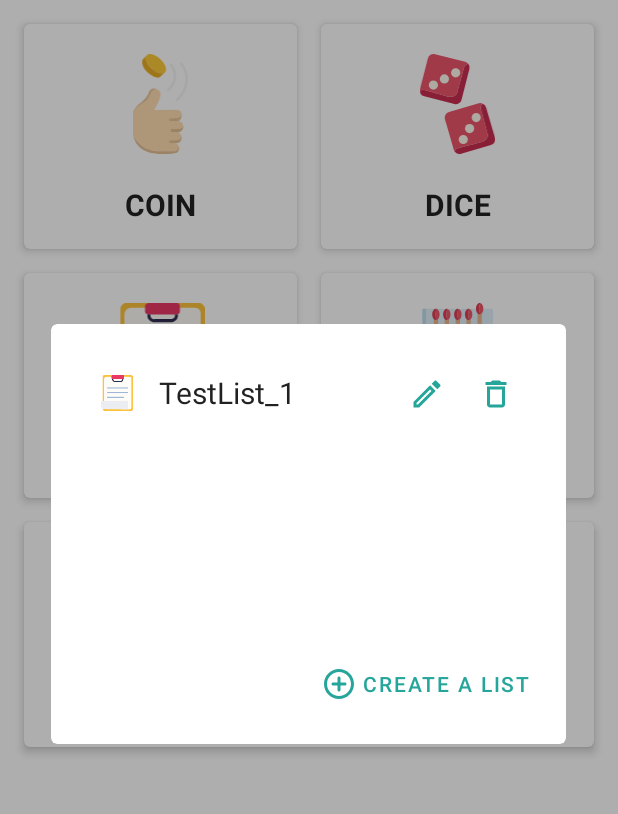
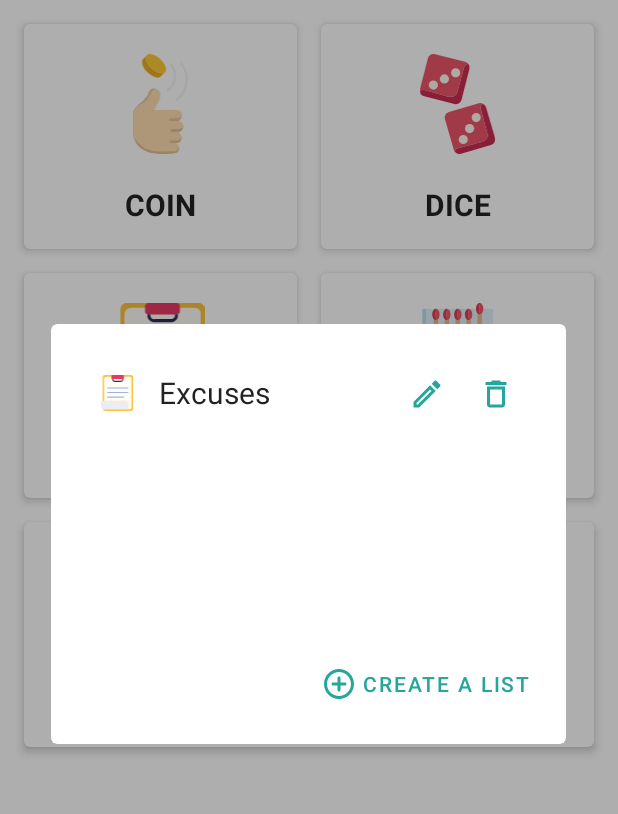
Before and after one commit to YaroslavGorbach-code/RandomGenerator, an Android app: the screen it shows after launch (MainActivity), after a tap on "LIST", on a phone screen of 412 x 824 dp, the part 84-898 px from its top. Run offline under Robolectric (Android 15) with nearby library versions, the phone set to English and light mode, and no system bars; our stand-ins replace Dagger/Hilt's generated code, Room's generated code.

Commit message:
Minor refactor and improvements

```diff
--- a/app/src/main/java/com/example/yaroslavgorbach/randomizer/MainActivity.kt
+++ b/app/src/main/java/com/example/yaroslavgorbach/randomizer/MainActivity.kt
@@ -4,6 +4,11 @@ import android.os.Bundle
 import androidx.appcompat.app.AppCompatActivity
 import androidx.fragment.app.FragmentTransaction
 import androidx.fragment.app.commit
+import androidx.lifecycle.LifecycleCoroutineScope
+import androidx.lifecycle.lifecycleScope
+import com.example.yaroslavgorbach.randomizer.data.local.ListItemEntity
+import com.example.yaroslavgorbach.randomizer.data.local.Repo
+import com.example.yaroslavgorbach.randomizer.di.appComponent
 import com.example.yaroslavgorbach.randomizer.screen.Navigation
 import com.example.yaroslavgorbach.randomizer.screen.MainFragment
 import com.example.yaroslavgorbach.randomizer.screen.coin.CoinFragment
@@ -16,10 +21,15 @@ import com.example.yaroslavgorbach.randomizer.screen.matches.CreateMatchesDialog
 import com.example.yaroslavgorbach.randomizer.screen.matches.MatchesFragment
 import com.example.yaroslavgorbach.randomizer.screen.number.CreateNumberDialog
 import com.example.yaroslavgorbach.randomizer.screen.number.NumberFragment
+import kotlinx.coroutines.launch
+import javax.inject.Inject
 
 
 class MainActivity : AppCompatActivity(), Navigation{
+
+    @Inject lateinit var repo: Repo
     override fun onCreate(savedInstanceState: Bundle?) {
+        appComponent.inject(this)
         super.onCreate(savedInstanceState)
         setContentView(R.layout.activity_main)
 
@@ -28,6 +38,27 @@ class MainActivity : AppCompatActivity(), Navigation{
                 add(R.id.main_container, MainFragment())
             }
         }
+        lifecycleScope.launch {
+            if(repo.getIsFirsOpen()){
+                repo.addItem(ListItemEntity(null, getString(R.string.excuses_1), getString(R.string.excuses)))
+                repo.addItem(ListItemEntity(null, getString(R.string.excuses_2), getString(R.string.excuses)))
+                repo.addItem(ListItemEntity(null, getString(R.string.excuses_3), getString(R.string.excuses)))
+                repo.addItem(ListItemEntity(null, getString(R.string.excuses_4), getString(R.string.excuses)))
+                repo.addItem(ListItemEntity(null, getString(R.string.excuses_5), getString(R.string.excuses)))
+                repo.addItem(ListItemEntity(null, getString(R.string.excuses_6), getString(R.string.excuses)))
+                repo.addItem(ListItemEntity(null, getString(R.string.excuses_7), getString(R.string.excuses)))
+                repo.addItem(ListItemEntity(null, getString(R.string.excuses_8), getString(R.string.excuses)))
+                repo.addItem(ListItemEntity(null, getString(R.string.excuses_9), getString(R.string.excuses)))
+                repo.addItem(ListItemEntity(null, getString(R.string.excuses_10), getString(R.string.excuses)))
+                repo.addItem(ListItemEntity(null, getString(R.string.excuses_11), getString(R.string.excuses)))
+                repo.addItem(ListItemEntity(null, getString(R.string.excuses_12), getString(R.string.excuses)))
+                repo.addItem(ListItemEntity(null, getString(R.string.excuses_13), getString(R.string.excuses)))
+                repo.addItem(ListItemEntity(null, getString(R.string.excuses_14), getString(R.string.excuses)))
+                repo.addItem(ListItemEntity(null, getString(R.string.excuses_15), getString(R.string.excuses)))
+            }
+        }
+
+        repo.setIsFirsOpenFalse()
     }
 
     override fun openCoin() {
--- /dev/null
+++ b/app/src/main/java/com/example/yaroslavgorbach/randomizer/data/local/commonpref/CommonPref.kt
@@ -0,0 +1,9 @@
+package com.example.yaroslavgorbach.randomizer.data.local.commonpref
+
+import android.content.Context
+
+interface CommonPref {
+   fun getIsFirsOpen(): Boolean
+    fun setIsFirsOpenFalse()
+
+}
--- /dev/null
+++ b/app/src/main/java/com/example/yaroslavgorbach/randomizer/data/local/commonpref/CommonPrefImp.kt
@@ -0,0 +1,20 @@
+package com.example.yaroslavgorbach.randomizer.data.local.commonpref
+
+import android.content.Context
+import androidx.core.content.edit
+import javax.inject.Inject
+
+class CommonPrefImp @Inject constructor(context: Context): CommonPref {
+    private val mSharedPreferences
+            = context.getSharedPreferences("com.example.yaroslavgorbach.randomizer", Context.MODE_PRIVATE)
+
+    override fun getIsFirsOpen(): Boolean {
+       return mSharedPreferences.getBoolean("firs_open", true)
+    }
+
+    override fun setIsFirsOpenFalse() {
+        mSharedPreferences.edit {
+            putBoolean("firs_open", false)
+        }
+    }
+}
--- a/app/src/main/java/com/example/yaroslavgorbach/randomizer/data/local/soundPref/SoundPrefs.kt
+++ b/app/src/main/java/com/example/yaroslavgorbach/randomizer/data/local/soundpref/SoundPrefs.kt
@@ -1,4 +1,4 @@
-package com.example.yaroslavgorbach.randomizer.data.local.soundPref
+package com.example.yaroslavgorbach.randomizer.data.local.soundpref
 
 interface SoundPrefs {
     companion object{
--- a/app/src/main/java/com/example/yaroslavgorbach/randomizer/data/local/soundPref/SoundPrefsImp.kt
+++ b/app/src/main/java/com/example/yaroslavgorbach/randomizer/data/local/soundpref/SoundPrefsImp.kt
@@ -1,4 +1,4 @@
-package com.example.yaroslavgorbach.randomizer.data.local.soundPref
+package com.example.yaroslavgorbach.randomizer.data.local.soundpref
 
 import android.content.Context
 import androidx.core.content.edit
--- a/app/src/main/java/com/example/yaroslavgorbach/randomizer/data/themePref/ThemeStorage.kt
+++ /dev/null
@@ -1,6 +0,0 @@
-package com.example.yaroslavgorbach.randomizer.data.themePref
-
-interface ThemeStorage {
-    fun changeTheme(color: Int)
-    fun getTheme(): Int
-}
--- a/app/src/main/java/com/example/yaroslavgorbach/randomizer/di/AppComponent.kt
+++ b/app/src/main/java/com/example/yaroslavgorbach/randomizer/di/AppComponent.kt
@@ -1,8 +1,10 @@
 package com.example.yaroslavgorbach.randomizer.di
 
+import android.app.Activity
 import android.content.Context
 import androidx.fragment.app.Fragment
 import com.example.yaroslavgorbach.randomizer.App
+import com.example.yaroslavgorbach.randomizer.MainActivity
 import com.example.yaroslavgorbach.randomizer.screen.list.CreateEditListDialog
 import com.example.yaroslavgorbach.randomizer.screen.MainFragment
 import com.example.yaroslavgorbach.randomizer.screen.coin.CoinFragment
@@ -32,8 +34,11 @@ interface AppComponent {
     fun inject(matchesFragment: MatchesFragment)
     fun inject(numberFragment: NumberFragment)
     fun inject(choseListDialog: ChoseListDialog)
+    fun inject(activity: MainActivity)
 
 }
 
 val Fragment.appComponent get() =
     (activity?.application as App).appComponent
+val Activity.appComponent get() =
+    (application as App).appComponent
--- a/app/src/main/java/com/example/yaroslavgorbach/randomizer/di/AppModule.kt
+++ b/app/src/main/java/com/example/yaroslavgorbach/randomizer/di/AppModule.kt
@@ -3,7 +3,7 @@ package com.example.yaroslavgorbach.randomizer.di
 import android.content.Context
 import com.example.yaroslavgorbach.randomizer.data.local.Repo
 import com.example.yaroslavgorbach.randomizer.feature.SoundManager
-import com.example.yaroslavgorbach.randomizer.data.local.soundPref.SoundPrefs
+import com.example.yaroslavgorbach.randomizer.data.local.soundpref.SoundPrefs
 import dagger.Module
 import dagger.Provides
 
--- a/app/src/main/java/com/example/yaroslavgorbach/randomizer/di/DataModule.kt
+++ b/app/src/main/java/com/example/yaroslavgorbach/randomizer/di/DataModule.kt
@@ -20,21 +20,6 @@ class DataModule {
         return Room.databaseBuilder(
             context.applicationContext,
             Database::class.java, "list.db"
-        )
-            .addCallback(object : RoomDatabase.Callback() {
-                override fun onCreate(db: SupportSQLiteDatabase) {
-                    super.onCreate(db)
-                    val cv = ContentValues()
-                    cv.put("text", "item 1")
-                    cv.put("title", "TestList_1")
-                    db.insert("ListItemEntity", SQLiteDatabase.CONFLICT_REPLACE, cv)
-                    cv.put("text", "item 2")
-                    cv.put("title", "TestList_1")
-                    db.insert("ListItemEntity", SQLiteDatabase.CONFLICT_REPLACE, cv)
-                    cv.put("text", "item 3")
-                    cv.put("title", "TestList_1")
-                    db.insert("ListItemEntity", SQLiteDatabase.CONFLICT_REPLACE, cv)
-                }
-            }).build()
+        ).build()
     }
 }
--- a/app/src/main/java/com/example/yaroslavgorbach/randomizer/feature/SoundManager.kt
+++ b/app/src/main/java/com/example/yaroslavgorbach/randomizer/feature/SoundManager.kt
@@ -3,7 +3,7 @@ package com.example.yaroslavgorbach.randomizer.feature
 import android.content.Context
 import android.media.AudioAttributes
 import android.media.SoundPool
-import com.example.yaroslavgorbach.randomizer.data.local.soundPref.SoundPrefs
+import com.example.yaroslavgorbach.randomizer.data.local.soundpref.SoundPrefs
 import com.example.yaroslavgorbach.randomizer.R
 import com.example.yaroslavgorbach.randomizer.data.local.Repo
 import javax.inject.Inject
--- a/app/src/main/java/com/example/yaroslavgorbach/randomizer/screen/MainFragment.kt
+++ b/app/src/main/java/com/example/yaroslavgorbach/randomizer/screen/MainFragment.kt
@@ -6,12 +6,13 @@ import android.os.Bundle
 import android.view.View
 import androidx.fragment.app.Fragment
 import com.example.yaroslavgorbach.randomizer.R
+import com.example.yaroslavgorbach.randomizer.data.local.Repo
 import com.example.yaroslavgorbach.randomizer.databinding.FragmentRandomListBinding
 import com.example.yaroslavgorbach.randomizer.di.appComponent
 import kotlinx.android.synthetic.main.fragment_random_list.*
+import javax.inject.Inject
 
 class MainFragment : Fragment(R.layout.fragment_random_list) {
-
     override fun onAttach(context: Context) {
         super.onAttach(context)
         appComponent.inject(this)
@@ -25,7 +26,6 @@ class MainFragment : Fragment(R.layout.fragment_random_list) {
         toolbar.setOnMenuItemClickListener { item ->
             when (item.itemId) {
                 R.id.changeTheme -> {
-
                 }
                 R.id.rate -> {
                 }
--- a/app/src/main/java/com/example/yaroslavgorbach/randomizer/screen/dice/DiceView.kt
+++ b/app/src/main/java/com/example/yaroslavgorbach/randomizer/screen/dice/DiceView.kt
@@ -9,7 +9,9 @@ import android.view.View
 import android.view.animation.AccelerateDecelerateInterpolator
 import android.widget.ImageView
 import androidx.core.animation.doOnEnd
+import androidx.lifecycle.LifecycleOwner
 import androidx.lifecycle.MutableLiveData
+import androidx.lifecycle.Observer
 import com.example.yaroslavgorbach.randomizer.R
 import com.example.yaroslavgorbach.randomizer.component.dice.DiceImp
 import com.example.yaroslavgorbach.randomizer.databinding.FragmentDicesBinding
@@ -21,6 +23,7 @@ import com.example.yaroslavgorbach.randomizer.util.setIconMusicOn
 class DiceView(
     private val binding: FragmentDicesBinding,
     number: Int,
+    lifecycleOwner: LifecycleOwner,
     private val soundManager: SoundManager,
     callback: Callback
 ) {
@@ -59,6 +62,7 @@ class DiceView(
         binding.toolbar.setNavigationOnClickListener { callback.onBack() }
         binding.animate.setOnClickListener { animateAll() }
         animateAll()
+        mSum.observe(lifecycleOwner, { binding.toolbar.title = it.toString() })
     }
 
     private fun animateAll() {
--- a/app/src/main/java/com/example/yaroslavgorbach/randomizer/screen/list/ListView.kt
+++ b/app/src/main/java/com/example/yaroslavgorbach/randomizer/screen/list/ListView.kt
@@ -73,9 +73,7 @@ class ListView(
 
             itemV.setOnClickListener {
                 if (listItem.textView.text.isNotEmpty()) {
-                    listAnimator.hideItem(listItem.textView, onHideItem = {
-                        listItem.textView.text = null
-                    })
+                    showFinalItem(listItem)
                 } else {
                     animateItem(listItem, false)
                 }
--- a/app/src/main/res/values/strings.xml
+++ b/app/src/main/res/values/strings.xml
@@ -75,5 +75,21 @@
     <string name="save_changes">Save changes?</string>
     <string name="no">No</string>
 
-
+    <!--  excuses-->
+    <string name="excuses">Excuses</string>
+    <string name="excuses_1">My neighbor called - the water pipes "broke" and basement is flooding. Got to get home ASAP, sorry!</string>
+    <string name="excuses_2">There are cops around, i’ll call you later</string>
+    <string name="excuses_3">Leonardo DiCaprio called me to netflix and chill last night</string>
+    <string name="excuses_4">My cat needed some love and i couldn’t leave him</string>
+    <string name="excuses_5">Sorry for missing the call my calendar has timezone issues</string>
+    <string name="excuses_6">The dog ate my notebook. Really! It`s no funny!</string>
+    <string name="excuses_7">My spiritual animal is a bear, so it’s hard for me to be awaken this cold winter days</string>
+    <string name="excuses_8">I moved to another house yesterday. had no time to inform you</string>
+    <string name="excuses_9">I was there the entire time, you just didn’t notice me</string>
+    <string name="excuses_10">It’s always hard for me to write first and i was waiting for your letter</string>
+    <string name="excuses_11">I woke up and somehow thought today was Sunday</string>
+    <string name="excuses_12">My trousers split on a way to work</string>
+    <string name="excuses_13">I moved to another house yesterday. had no time to inform you</string>
+    <string name="excuses_14">I’ve locked my keys in car. The locksmith’s on the way, but he said it might be hours before he arrives</string>
+    <string name="excuses_15">We ran out of toilet paper at my house last night, and my Dad isn’t feeling so good. He grabbed it in a big rush and I haven’t seen it since</string>
 </resources>
```
Also changed, not shown: app/src/main/java/com/example/yaroslavgorbach/randomizer/data/local/Repo.kt (+42 -30 lines), app/src/main/java/com/example/yaroslavgorbach/randomizer/data/themePref/ThemeStorageImp.kt (deleted, +0 -57 lines), app/src/main/java/com/example/yaroslavgorbach/randomizer/di/AppBinds.kt (+7 -2 lines), app/src/main/java/com/example/yaroslavgorbach/randomizer/screen/dice/DiceFragment.kt (+14 -7 lines), 1 other file.
